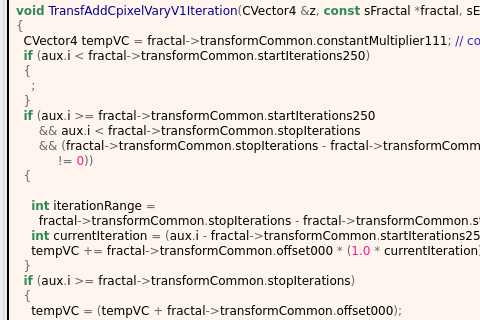
Old version of the form mandelbulber2/formula/ui/transf_add_cpixel_vary_v1.ui in the repository buddhi1980/mandelbulber2; both pictures show x 0 to 480 and y 248 to 568 of the 889 by 799 pixel window.
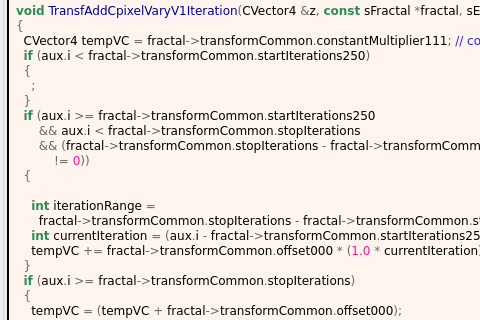
New version of the form. Custom widgets are drawn as their Qt base class.

```diff
--- a/mandelbulber2/formula/ui/transf_add_cpixel_vary_v1.ui
+++ b/mandelbulber2/formula/ui/transf_add_cpixel_vary_v1.ui
@@ -375,7 +375,7 @@
   &lt;span style=&quot;color:#2e8b57; font-weight:bold&quot;&gt;if&lt;/span&gt; &lt;span style=&quot;color:#676767&quot;&gt;(&lt;/span&gt;aux&lt;span style=&quot;color:#676767&quot;&gt;.&lt;/span&gt;i &lt;span style=&quot;color:#676767&quot;&gt;&amp;gt;=&lt;/span&gt; fractal&lt;span style=&quot;color:#676767&quot;&gt;-&amp;gt;&lt;/span&gt;transformCommon&lt;span style=&quot;color:#676767&quot;&gt;.&lt;/span&gt;startIterations250
       &lt;span style=&quot;color:#676767&quot;&gt;&amp;amp;&amp;amp;&lt;/span&gt; aux&lt;span style=&quot;color:#676767&quot;&gt;.&lt;/span&gt;i &lt;span style=&quot;color:#676767&quot;&gt;&amp;lt;&lt;/span&gt; fractal&lt;span style=&quot;color:#676767&quot;&gt;-&amp;gt;&lt;/span&gt;transformCommon&lt;span style=&quot;color:#676767&quot;&gt;.&lt;/span&gt;stopIterations
       &lt;span style=&quot;color:#676767&quot;&gt;&amp;amp;&amp;amp; (&lt;/span&gt;fractal&lt;span style=&quot;color:#676767&quot;&gt;-&amp;gt;&lt;/span&gt;transformCommon&lt;span style=&quot;color:#676767&quot;&gt;.&lt;/span&gt;stopIterations &lt;span style=&quot;color:#676767&quot;&gt;-&lt;/span&gt; fractal&lt;span style=&quot;color:#676767&quot;&gt;-&amp;gt;&lt;/span&gt;transformCommon&lt;span style=&quot;color:#676767&quot;&gt;.&lt;/span&gt;startIterations250
-           &lt;span style=&quot;color:#676767&quot;&gt;!=&lt;/span&gt; &lt;span style=&quot;color:#ff1493&quot;&gt;0&lt;/span&gt;&lt;span style=&quot;color:#676767&quot;&gt;))&lt;/span&gt;
+          &lt;span style=&quot;color:#676767&quot;&gt;!=&lt;/span&gt; &lt;span style=&quot;color:#ff1493&quot;&gt;0&lt;/span&gt;&lt;span style=&quot;color:#676767&quot;&gt;))&lt;/span&gt;
   &lt;span style=&quot;color:#676767&quot;&gt;{&lt;/span&gt;
 
     &lt;span style=&quot;color:#2e8b57; font-weight:bold&quot;&gt;int&lt;/span&gt; iterationRange &lt;span style=&quot;color:#676767&quot;&gt;=&lt;/span&gt;
```
